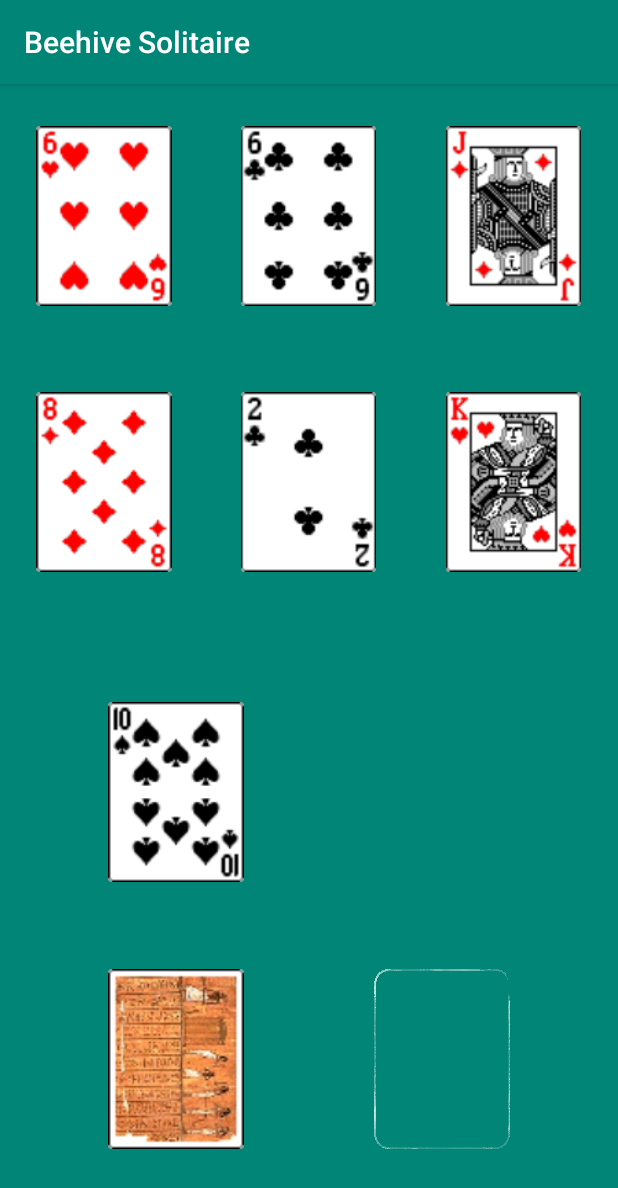
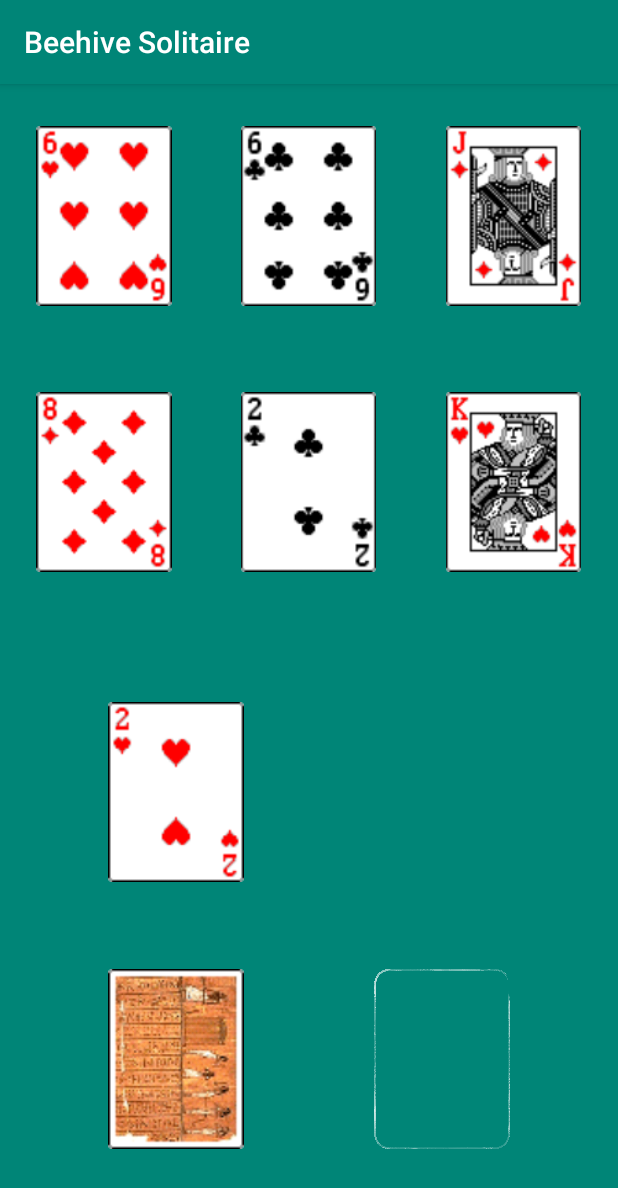
Before and after one commit to KodiDurham/Beehive-Solitaire, an Android app: the screen it shows after launch (MainActivity), on a phone screen of 412 x 824 dp. Shown: the top 1188 px of the screen. Run offline under Robolectric (Android 15) with nearby library versions, the phone set to English and light mode, and no system bars.

Commit message:
fixing display faces

```diff
--- a/app/src/main/java/com/example/beehivesolitaire/MainActivity.java
+++ b/app/src/main/java/com/example/beehivesolitaire/MainActivity.java
@@ -61,20 +61,37 @@ public class MainActivity extends AppCompatActivity {
         displayBoard();
     }
 
-    public void displayBoard(){
+    private void displayBoard(){
         ImageView fg11=findViewById(R.id.iv_fg_11);
         ImageView fg12=findViewById(R.id.iv_fg_12);
         ImageView fg13=findViewById(R.id.iv_fg_13);
         ImageView fg21=findViewById(R.id.iv_fg_21);
         ImageView fg22=findViewById(R.id.iv_fg_22);
         ImageView fg23=findViewById(R.id.iv_fg_23);
+        ImageView deckIv=findViewById(R.id.iv_deck);
+        ImageView beehiveIv=findViewById(R.id.iv_beehive);
+        ImageView workingIv=findViewById(R.id.iv_working);
 
-        fg11.setImageResource(flowerG11.getCardFace(flowerG11.getTopCard()));
-        fg12.setImageResource(flowerG11.getCardFace(flowerG12.getTopCard()));
-        fg13.setImageResource(flowerG11.getCardFace(flowerG13.getTopCard()));
-        fg21.setImageResource(flowerG11.getCardFace(flowerG21.getTopCard()));
-        fg22.setImageResource(flowerG11.getCardFace(flowerG22.getTopCard()));
-        fg23.setImageResource(flowerG11.getCardFace(flowerG23.getTopCard()));
+        setFace(flowerG11,fg11);
+        setFace(flowerG12,fg12);
+        setFace(flowerG13,fg13);
+        setFace(flowerG21,fg21);
+        setFace(flowerG22,fg22);
+        setFace(flowerG23,fg23);
+        setFace(beehive,beehiveIv);
+        setFace(working,workingIv);
+
+        if (deck.getSize()==0)
+            deckIv.setImageResource(R.drawable.c_background2);
+        else
+            deckIv.setImageResource(R.drawable.c_b);
+    }
+
+    private void setFace(CardPile pile, ImageView view){
+        if(pile.getSize()==0)
+            view.setImageResource(R.drawable.c_background2);
+        else
+            view.setImageResource(pile.getCardFace(pile.getTopCard()));
     }
 
     private void moveCard(CardPile to, CardPile from){
```
